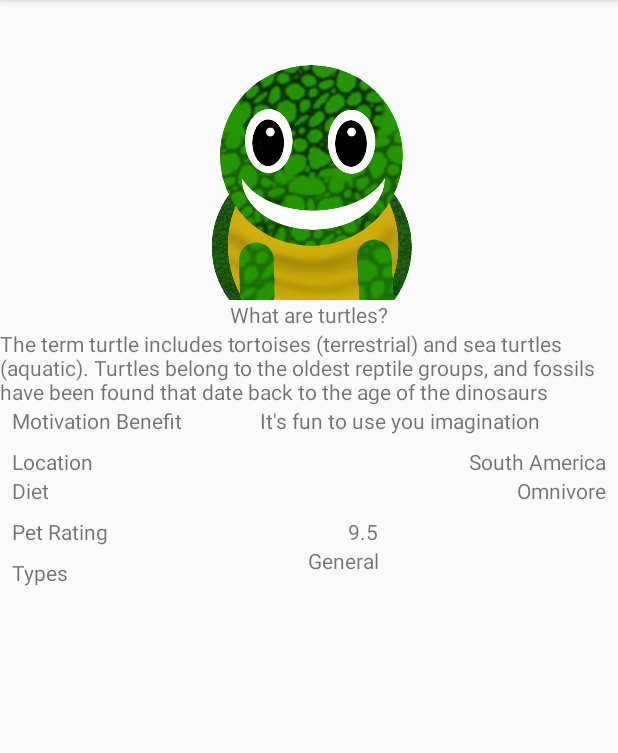
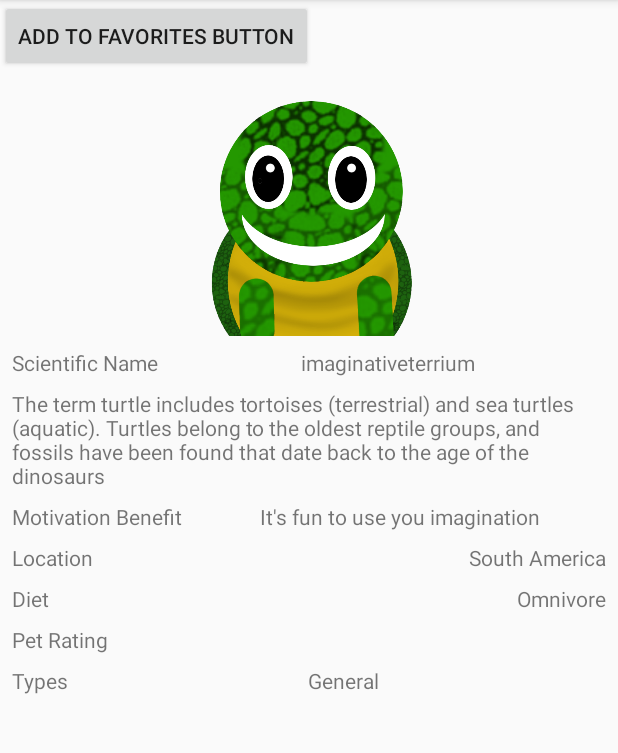
Before and after one commit to keyeona/TurtleUp, an Android app: the fragment FactsFragment shown on its own in the app's theme, on a phone screen of 412 x 824 dp, the part 84-837 px from its top. Run offline under Robolectric (Android 15) with nearby library versions, the phone set to English and light mode, and no system bars.

Commit message:
Layout files created strings for placeholders created

```diff
--- a/app/src/main/res/layout/fragment_fact.xml
+++ b/app/src/main/res/layout/fragment_fact.xml
@@ -10,19 +10,26 @@
         android:layout_height="wrap_content">
 
     <android.support.constraint.ConstraintLayout
-        android:layout_width="wrap_content"
+        android:layout_width="match_parent"
         android:layout_height="wrap_content">
 
         <ImageView
             android:id="@+id/fact_imageView"
             android:layout_width="match_parent"
             android:layout_height="200dp"
+            android:layout_marginEnd="8dp"
+            android:layout_marginLeft="8dp"
+            android:layout_marginRight="8dp"
+            android:layout_marginStart="8dp"
+            android:layout_marginTop="24dp"
             android:src="@drawable/moti_transparent"
-            tools:layout_editor_absoluteX="0dp"
-            tools:layout_editor_absoluteY="0dp" />
+            app:layout_constraintEnd_toEndOf="parent"
+            app:layout_constraintHorizontal_bias="0.0"
+            app:layout_constraintStart_toStartOf="parent"
+            app:layout_constraintTop_toTopOf="parent" />
 
         <TextView
-            android:id="@+id/textView"
+            android:id="@+id/fact_type_label"
             android:layout_width="wrap_content"
             android:layout_height="wrap_content"
             android:layout_marginLeft="8dp"
@@ -40,23 +47,27 @@
             android:layout_marginLeft="8dp"
             android:layout_marginRight="8dp"
             android:layout_marginStart="8dp"
+            android:layout_marginTop="8dp"
             android:text="@string/mock_type"
             app:layout_constraintEnd_toEndOf="parent"
-            app:layout_constraintStart_toEndOf="@+id/textView"
+            app:layout_constraintStart_toEndOf="@+id/fact_type_label"
             app:layout_constraintTop_toBottomOf="@+id/fact_pet_rating_label" />
 
         <TextView
             android:id="@+id/fact_name"
             android:layout_width="match_parent"
             android:layout_height="wrap_content"
+            android:layout_marginBottom="8dp"
             android:layout_marginEnd="8dp"
             android:layout_marginLeft="8dp"
             android:layout_marginRight="8dp"
             android:layout_marginStart="8dp"
+            android:layout_marginTop="8dp"
             android:text="@string/mock_name"
+            app:layout_constraintBottom_toTopOf="@+id/fact_imageView"
             app:layout_constraintEnd_toEndOf="parent"
             app:layout_constraintStart_toStartOf="parent"
-            app:layout_constraintTop_toBottomOf="@+id/fact_imageView" />
+            app:layout_constraintTop_toTopOf="parent" />
 
         <TextView
             android:id="@+id/fact_diet_label"
@@ -64,17 +75,19 @@
             android:layout_height="wrap_content"
             android:layout_marginLeft="8dp"
             android:layout_marginStart="8dp"
+            android:layout_marginTop="8dp"
             android:text="@string/fact_diet_label"
             app:layout_constraintStart_toStartOf="parent"
             app:layout_constraintTop_toBottomOf="@+id/fact_location_label" />
 
         <TextView
             android:id="@+id/fact_diet"
-            android:layout_width="match_parent"
+            android:layout_width="wrap_content"
             android:layout_height="wrap_content"
             android:layout_marginEnd="8dp"
             android:layout_marginLeft="44dp"
             android:layout_marginRight="8dp"
+            android:layout_marginTop="8dp"
             android:text="@string/mock_diet"
             app:layout_constraintEnd_toEndOf="parent"
             app:layout_constraintLeft_toRightOf="@id/fact_diet_label"
@@ -93,7 +106,7 @@
 
         <TextView
             android:id="@+id/fact_location"
-            android:layout_width="match_parent"
+            android:layout_width="wrap_content"
             android:layout_height="wrap_content"
             android:layout_marginEnd="8dp"
             android:layout_marginRight="8dp"
@@ -116,7 +129,7 @@
 
         <TextView
             android:id="@+id/fact_pet_rating"
-            android:layout_width="match_parent"
+            android:layout_width="0dp"
             android:layout_height="wrap_content"
             android:layout_marginEnd="8dp"
             android:layout_marginLeft="8dp"
@@ -132,9 +145,16 @@
             android:id="@+id/fact_fact"
             android:layout_width="match_parent"
             android:layout_height="wrap_content"
+            android:layout_marginEnd="8dp"
+            android:layout_marginLeft="8dp"
+            android:layout_marginRight="8dp"
+            android:layout_marginStart="8dp"
+            android:layout_marginTop="8dp"
             android:text="@string/mock_fact"
-            app:layout_constraintTop_toBottomOf="@+id/fact_name"
-            tools:layout_editor_absoluteX="0dp" />
+            app:layout_constraintEnd_toEndOf="parent"
+            app:layout_constraintHorizontal_bias="0.0"
+            app:layout_constraintStart_toStartOf="parent"
+            app:layout_constraintTop_toBottomOf="@+id/fact_scientific_name_label" />
 
         <TextView
             android:id="@+id/fact_application_label"
@@ -142,23 +162,57 @@
             android:layout_height="wrap_content"
             android:layout_marginLeft="8dp"
             android:layout_marginStart="8dp"
+            android:layout_marginTop="8dp"
             android:text="@string/fact_application_label"
             app:layout_constraintStart_toStartOf="parent"
             app:layout_constraintTop_toBottomOf="@+id/fact_fact" />
 
         <TextView
             android:id="@+id/fact_application"
-            android:layout_width="match_parent"
+            android:layout_width="wrap_content"
             android:layout_height="wrap_content"
             android:layout_marginEnd="8dp"
             android:layout_marginLeft="8dp"
             android:layout_marginRight="8dp"
             android:layout_marginStart="8dp"
+            android:layout_marginTop="8dp"
             android:text="@string/mock_application"
             app:layout_constraintEnd_toEndOf="parent"
             app:layout_constraintStart_toEndOf="@+id/fact_application_label"
             app:layout_constraintTop_toBottomOf="@+id/fact_fact" />
 
+        <TextView
+            android:id="@+id/fact_scientific_name_label"
+            android:layout_width="wrap_content"
+            android:layout_height="wrap_content"
+            android:layout_marginLeft="8dp"
+            android:layout_marginStart="8dp"
+            android:layout_marginTop="8dp"
+            android:text="@string/fact_scientific_name_label"
+            app:layout_constraintStart_toStartOf="parent"
+            app:layout_constraintTop_toBottomOf="@+id/fact_imageView" />
+
+        <TextView
+            android:id="@+id/fact_scientific_name"
+            android:layout_width="wrap_content"
+            android:layout_height="wrap_content"
+            android:layout_marginEnd="8dp"
+            android:layout_marginLeft="8dp"
+            android:layout_marginRight="8dp"
+            android:layout_marginStart="8dp"
+            android:layout_marginTop="8dp"
+            android:text="@string/mock_scientific_name"
+            app:layout_constraintEnd_toEndOf="parent"
+            app:layout_constraintStart_toEndOf="@+id/fact_scientific_name_label"
+            app:layout_constraintTop_toBottomOf="@+id/fact_imageView" />
+
+        <android.support.v7.widget.AppCompatButton
+            android:layout_width="wrap_content"
+            android:layout_height="wrap_content"
+            android:text="@string/add_to_favorites_buttons"/>
+
+
+
     </android.support.constraint.ConstraintLayout>
     </ScrollView>
 
```
Also changed, not shown: app/src/main/java/com/keyeonacole/turtleup/CreditsFragment.java (added, +24 -0 lines), app/src/main/java/com/keyeonacole/turtleup/FavoritesFragment.java (added, +24 -0 lines), app/src/main/java/com/keyeonacole/turtleup/PhraseFragment.java (added, +25 -0 lines), app/src/main/java/com/keyeonacole/turtleup/WidgetInstructionFragment.java (added, +25 -0 lines), app/src/main/res/layout/fact_favorites_row.xml (added, +29 -0 lines), app/src/main/res/layout/fragment_credits.xml (added, +21 -0 lines), app/src/main/res/layout/fragment_favorites.xml (added, +41 -0 lines), app/src/main/res/layout/fragment_main.xml (+6 -5 lines), app/src/main/res/layout/fragment_phrase.xml (added, +55 -0 lines), app/src/main/res/layout/fragment_widgetinstruction.xml (added, +36 -0 lines), app/src/main/res/values/strings.xml (+42 -8 lines).
